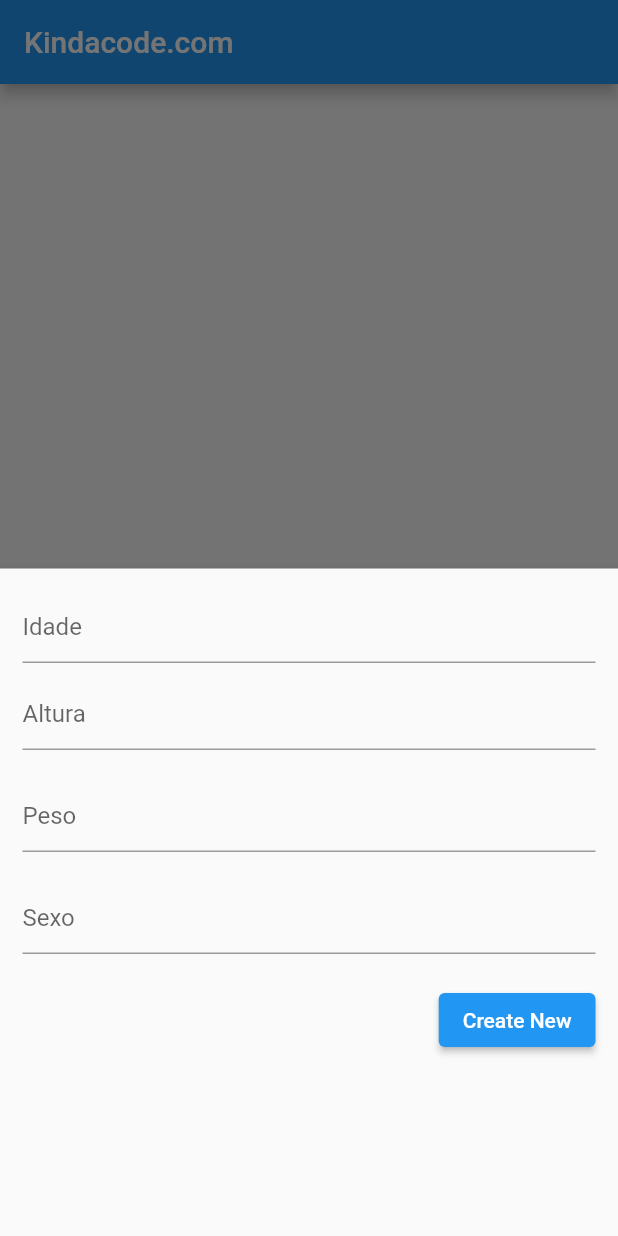
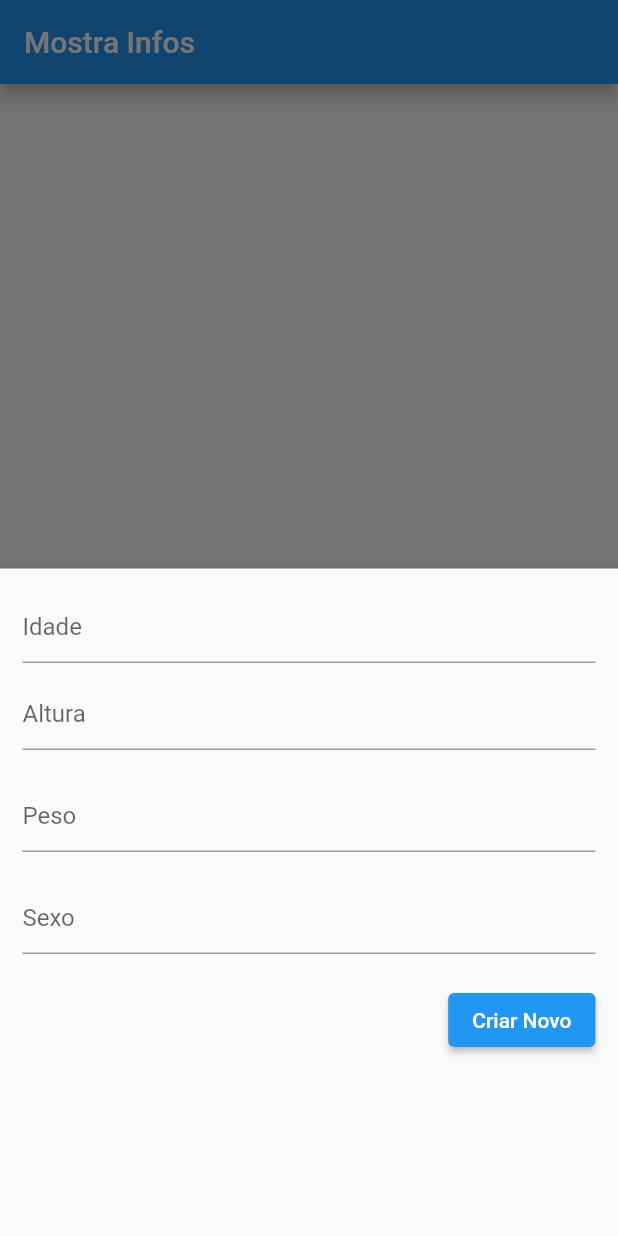
Before and after one commit to bruklimo/appAcademia, a Flutter app: the HomePage screen opened directly, after a tap on the "add" icon, on a phone screen of 412 x 824 dp. Run offline on Flutter 3.47's test engine with Material 2 defaults, Android fonts, the phone set to English and light mode, and no system bars; our stand-ins replace animate_do, email_validator, firebase_auth, firebase_core, get, google_maps_flutter and 2 more; accounts and stored records are empty.

```diff
--- a/lib/screens/mostraBD.dart
+++ b/lib/screens/mostraBD.dart
@@ -14,7 +14,7 @@ class MyApp extends StatelessWidget {
     return MaterialApp(
         // Remove the debug banner
         debugShowCheckedModeBanner: false,
-        title: 'Kindacode.com',
+        title: 'Mostra Infos',
         theme: ThemeData(
           primarySwatch: Colors.orange,
         ),
@@ -132,7 +132,7 @@ class _HomePageState extends State<HomePage> {
                       // Close the bottom sheet
                       Navigator.of(context).pop();
                     },
-                    child: Text(id == null ? 'Create New' : 'Update'),
+                    child: Text(id == null ? 'Criar Novo' : 'Atualizar'),
                   )
                 ],
               ),
@@ -157,7 +157,7 @@ class _HomePageState extends State<HomePage> {
   void _deleteItem(int id) async {
     await SQLHelper.deleteItem(id);
     ScaffoldMessenger.of(context).showSnackBar(const SnackBar(
-      content: Text('Successfully deleted a journal!'),
+      content: Text('Deletado com sucesso!'),
     ));
     _refreshJournals();
   }
@@ -166,7 +166,7 @@ class _HomePageState extends State<HomePage> {
   Widget build(BuildContext context) {
     return Scaffold(
       appBar: AppBar(
-        title: const Text('Kindacode.com'),
+        title: const Text('Mostra Infos'),
       ),
       body: _isLoading
           ? const Center(
```
